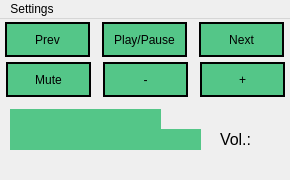
This is mainwindow.ui in majko96/VolumioApp as Qt 5 draws it before an edit. The edited form follows.
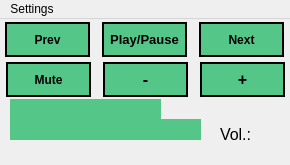
This is the edited form. Custom widgets are drawn as their Qt base class.

The edit to the form file:
```diff
--- a/mainwindow.ui
+++ b/mainwindow.ui
@@ -7,19 +7,19 @@
     <x>0</x>
     <y>0</y>
     <width>290</width>
-    <height>180</height>
+    <height>165</height>
    </rect>
   </property>
   <property name="minimumSize">
    <size>
     <width>290</width>
-    <height>180</height>
+    <height>165</height>
    </size>
   </property>
   <property name="maximumSize">
    <size>
     <width>290</width>
-    <height>180</height>
+    <height>165</height>
    </size>
   </property>
   <property name="windowTitle">
@@ -43,7 +43,7 @@
     <property name="geometry">
      <rect>
       <x>10</x>
-      <y>110</y>
+      <y>100</y>
       <width>191</width>
       <height>21</height>
      </rect>
@@ -69,7 +69,7 @@
     <property name="geometry">
      <rect>
       <x>10</x>
-      <y>90</y>
+      <y>80</y>
       <width>151</width>
       <height>21</height>
      </rect>
@@ -88,7 +88,7 @@
     <property name="geometry">
      <rect>
       <x>220</x>
-      <y>90</y>
+      <y>80</y>
       <width>61</width>
       <height>21</height>
      </rect>
@@ -104,9 +104,9 @@
     <property name="geometry">
      <rect>
       <x>260</x>
-      <y>110</y>
+      <y>100</y>
       <width>20</width>
-      <height>21</height>
+      <height>31</height>
      </rect>
     </property>
     <property name="font">
@@ -122,9 +122,9 @@
     <property name="geometry">
      <rect>
       <x>220</x>
-      <y>110</y>
-      <width>31</width>
-      <height>21</height>
+      <y>100</y>
+      <width>41</width>
+      <height>31</height>
      </rect>
     </property>
     <property name="font">
@@ -163,6 +163,12 @@
          <height>35</height>
         </size>
        </property>
+       <property name="font">
+        <font>
+         <weight>75</weight>
+         <bold>true</bold>
+        </font>
+       </property>
        <property name="text">
         <string>Prev</string>
        </property>
@@ -176,6 +182,13 @@
          <height>35</height>
         </size>
        </property>
+       <property name="font">
+        <font>
+         <pointsize>10</pointsize>
+         <weight>75</weight>
+         <bold>true</bold>
+        </font>
+       </property>
        <property name="text">
         <string>Play/Pause</string>
        </property>
@@ -189,6 +202,12 @@
          <height>35</height>
         </size>
        </property>
+       <property name="font">
+        <font>
+         <weight>75</weight>
+         <bold>true</bold>
+        </font>
+       </property>
        <property name="text">
         <string>Next</string>
        </property>
@@ -226,6 +245,12 @@
          <height>35</height>
         </size>
        </property>
+       <property name="font">
+        <font>
+         <weight>75</weight>
+         <bold>true</bold>
+        </font>
+       </property>
        <property name="text">
         <string>Mute</string>
        </property>
@@ -239,6 +264,13 @@
          <height>35</height>
         </size>
        </property>
+       <property name="font">
+        <font>
+         <pointsize>12</pointsize>
+         <weight>75</weight>
+         <bold>true</bold>
+        </font>
+       </property>
        <property name="text">
         <string>-</string>
        </property>
@@ -252,6 +284,13 @@
          <height>35</height>
         </size>
        </property>
+       <property name="font">
+        <font>
+         <pointsize>12</pointsize>
+         <weight>75</weight>
+         <bold>true</bold>
+        </font>
+       </property>
        <property name="text">
         <string>+</string>
        </property>
```
Left out of the diff: 2 changed lines with no effect on the pictures.
